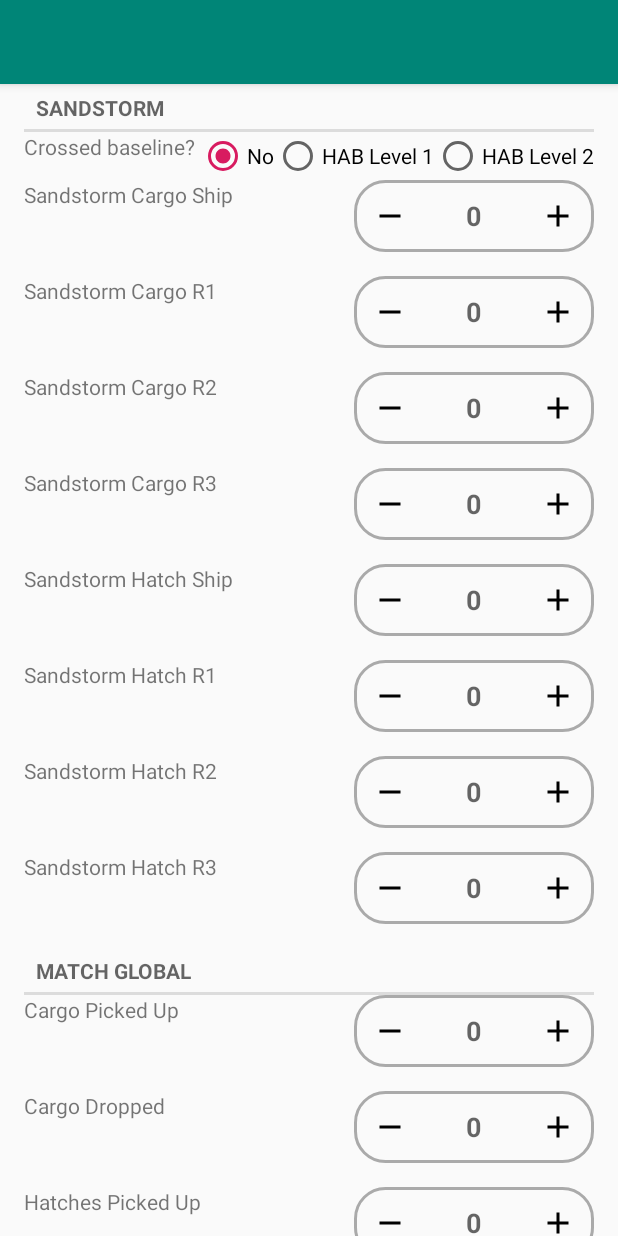
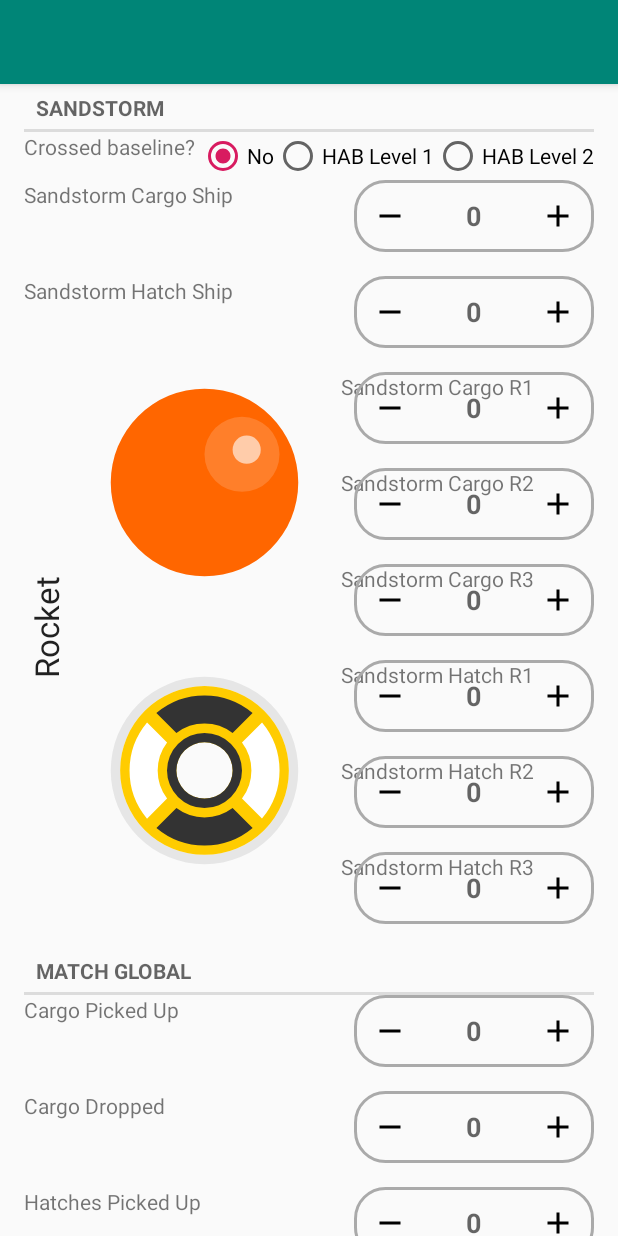
Before and after one commit to RoboRebelsScouting/MatchAppNeo2019, an Android app: the SandstormFragment screen opened directly, with no data from a screen before it, on a phone screen of 412 x 824 dp. Run offline under Robolectric (Android 15) with nearby library versions, the phone set to English and light mode, and no system bars.

Commit message:
Added cargo and hatch icons to form

```diff
--- /dev/null
+++ b/app/src/main/java/com/walpolerobotics/scouting/matchappneo2019/view/VerticalTextView.java
@@ -0,0 +1,44 @@
+package com.walpolerobotics.scouting.matchappneo2019.view;
+
+import android.content.Context;
+import android.graphics.Canvas;
+import android.support.v7.widget.AppCompatTextView;
+import android.util.AttributeSet;
+
+public class VerticalTextView extends AppCompatTextView {
+    final boolean topDown = false;
+
+    public VerticalTextView(Context context, AttributeSet attrs) {
+        super(context, attrs);
+        /*final int gravity = getGravity();
+        if (Gravity.isVertical(gravity) && (gravity & Gravity.VERTICAL_GRAVITY_MASK) == Gravity.BOTTOM) {
+            setGravity((gravity & Gravity.HORIZONTAL_GRAVITY_MASK) | Gravity.TOP);
+            topDown = false;
+        } else
+            topDown = true;*/
+    }
+
+    @Override
+    protected void onMeasure(int widthMeasureSpec, int heightMeasureSpec) {
+        super.onMeasure(heightMeasureSpec, widthMeasureSpec);
+        setMeasuredDimension(getMeasuredHeight(), getMeasuredWidth());
+    }
+
+    @Override
+    protected boolean setFrame(int l, int t, int r, int b) {
+        return super.setFrame(l, t, l + (b - t), t + (r - l));
+    }
+
+    @Override
+    public void draw(Canvas canvas) {
+        if (topDown) {
+            canvas.translate(getHeight(), 0);
+            canvas.rotate(90);
+        } else {
+            canvas.translate(0, getWidth());
+            canvas.rotate(-90);
+        }
+        canvas.clipRect(0, 0, getWidth(), getHeight(), android.graphics.Region.Op.REPLACE);
+        super.draw(canvas);
+    }
+}
--- /dev/null
+++ b/app/src/main/res/drawable/ic_cargo.xml
@@ -0,0 +1,27 @@
+<vector xmlns:android="http://schemas.android.com/apk/res/android"
+    android:width="24dp"
+    android:height="24dp"
+    android:viewportWidth="6.35"
+    android:viewportHeight="6.3500004">
+  <path
+      android:pathData="M3.175,3.17499m-2.64583,0a2.64583,2.64583 0,1 1,5.29167 0a2.64583,2.64583 0,1 1,-5.29167 0"
+      android:strokeAlpha="1"
+      android:strokeWidth="0.26511249"
+      android:fillColor="#ff6600"
+      android:strokeColor="#00000000"
+      android:fillAlpha="1"/>
+  <path
+      android:pathData="M4.23333,2.38123m-1.05833,0a1.05833,1.05833 0,1 1,2.11667 0a1.05833,1.05833 0,1 1,-2.11667 0"
+      android:strokeAlpha="1"
+      android:strokeWidth="0.26511249"
+      android:fillColor="#ff7f2a"
+      android:strokeColor="#00000000"
+      android:fillAlpha="1"/>
+  <path
+      android:pathData="M4.36562,2.24893m-0.39687,0a0.39687,0.39687 0,1 1,0.79375 0a0.39687,0.39687 0,1 1,-0.79375 0"
+      android:strokeAlpha="1"
+      android:strokeWidth="0.26511249"
+      android:fillColor="#ffccaa"
+      android:strokeColor="#00000000"
+      android:fillAlpha="1"/>
+</vector>
--- /dev/null
+++ b/app/src/main/res/drawable/ic_hatch.xml
@@ -0,0 +1,41 @@
+<vector xmlns:android="http://schemas.android.com/apk/res/android"
+    android:width="24dp"
+    android:height="24dp"
+    android:viewportWidth="6.35"
+    android:viewportHeight="6.3500004">
+  <path
+      android:pathData="M3.175,0.52917A2.64583,2.64583 0,0 0,0.52917 3.175A2.64583,2.64583 0,0 0,3.175 5.82083A2.64583,2.64583 0,0 0,5.82083 3.175A2.64583,2.64583 0,0 0,3.175 0.52917zM3.175,0.79375A2.38125,2.38125 0,0 1,5.55625 3.175A2.38125,2.38125 0,0 1,3.175 5.55625A2.38125,2.38125 0,0 1,0.79375 3.175A2.38125,2.38125 0,0 1,3.175 0.79375z"
+      android:strokeAlpha="1"
+      android:strokeWidth="1.00199997"
+      android:fillColor="#e6e6e6"
+      android:strokeColor="#00000000"
+      android:fillAlpha="1"/>
+  <path
+      android:pathData="M3.175,0.79375A2.38125,2.38125 0,0 0,0.79375 3.175A2.38125,2.38125 0,0 0,3.175 5.55625A2.38125,2.38125 0,0 0,5.55625 3.175A2.38125,2.38125 0,0 0,3.175 0.79375zM3.175,2.38125A0.79375,0.79375 0,0 1,3.96875 3.175A0.79375,0.79375 0,0 1,3.175 3.96875A0.79375,0.79375 0,0 1,2.38125 3.175A0.79375,0.79375 0,0 1,3.175 2.38125z"
+      android:strokeAlpha="1"
+      android:strokeWidth="1.00199997"
+      android:fillColor="#ffcc00"
+      android:strokeColor="#00000000"
+      android:fillAlpha="1"/>
+  <path
+      android:pathData="M3.175,1.05833A2.11667,2.11667 0,0 0,1.81643 1.55184L2.38228,2.1177A1.32292,1.32292 0,0 1,3.175 1.85208A1.32292,1.32292 0,0 1,3.96772 2.1177L4.53202,1.55339A2.11667,2.11667 0,0 0,3.175 1.05833zM2.38228,4.2323L1.81798,4.79661A2.11667,2.11667 0,0 0,3.175 5.29167A2.11667,2.11667 0,0 0,4.53357 4.79816L3.96772,4.2323A1.32292,1.32292 0,0 1,3.175 4.49792A1.32292,1.32292 0,0 1,2.38228 4.2323z"
+      android:strokeAlpha="1"
+      android:strokeWidth="1.00199997"
+      android:fillColor="#333333"
+      android:strokeColor="#00000000"
+      android:fillAlpha="1"/>
+  <path
+      android:pathData="M3.175,2.11667A1.05833,1.05833 0,0 0,2.11667 3.175A1.05833,1.05833 0,0 0,3.175 4.23333A1.05833,1.05833 0,0 0,4.23333 3.175A1.05833,1.05833 0,0 0,3.175 2.11667zM3.175,2.38125A0.79375,0.79375 0,0 1,3.96875 3.175A0.79375,0.79375 0,0 1,3.175 3.96875A0.79375,0.79375 0,0 1,2.38125 3.175A0.79375,0.79375 0,0 1,3.175 2.38125z"
+      android:strokeAlpha="1"
+      android:strokeWidth="1.00199997"
+      android:fillColor="#333333"
+      android:strokeColor="#00000000"
+      android:fillAlpha="1"/>
+  <path
+      android:pathData="m1.05936,3.17603a2.11667,2.11667 0,0 0,0.49351 1.35857l0.56586,-0.56586a1.32292,1.32292 0,0 1,-0.26562 -0.79271,1.32292 1.32292,0 0,1 0.26562,-0.79272l-0.56431,-0.56431a2.11667,2.11667 0,0 0,-0.49506 1.35703zM4.23333,3.96875 L4.79763,4.53305a2.11667,2.11667 0,0 0,0.49506 -1.35702,2.11667 2.11667,0 0,0 -0.49351,-1.35858l-0.56585,0.56586a1.32292,1.32292 0,0 1,0.26561 0.79272,1.32292 1.32292,0 0,1 -0.26561,0.79271z"
+      android:strokeAlpha="1"
+      android:strokeWidth="0.26511249"
+      android:fillColor="#ffffff"
+      android:strokeColor="#00000000"
+      android:fillAlpha="1"/>
+</vector>
--- a/app/src/main/res/layout/fragment_sandstorm.xml
+++ b/app/src/main/res/layout/fragment_sandstorm.xml
@@ -69,12 +69,61 @@
         app:layout_constraintTop_toTopOf="@+id/scscLabel" />
 
     <TextView
+        android:id="@+id/scshLabel"
+        android:layout_width="wrap_content"
+        android:layout_height="wrap_content"
+        android:text="@string/scsh"
+        app:layout_constraintStart_toStartOf="parent"
+        app:layout_constraintTop_toBottomOf="@+id/scscInput" />
+
+    <com.walpolerobotics.scouting.matchappneo2019.widget.Counter
+        android:id="@+id/scshInput"
+        android:layout_width="160dp"
+        android:layout_height="wrap_content"
+        android:paddingBottom="@dimen/padding"
+        app:layout_constraintEnd_toEndOf="parent"
+        app:layout_constraintTop_toTopOf="@+id/scshLabel" />
+
+    <com.walpolerobotics.scouting.matchappneo2019.view.VerticalTextView
+        android:id="@+id/rocketLabel"
+        android:layout_width="wrap_content"
+        android:layout_height="wrap_content"
+        android:text="@string/rocket"
+        android:textAppearance="@style/TextAppearance.AppCompat.Large"
+        app:layout_constraintStart_toStartOf="parent"
+        app:layout_constraintTop_toTopOf="@+id/scr1Label"
+        app:layout_constraintBottom_toBottomOf="@+id/shr3Label"/>
+
+    <ImageView
+        android:id="@+id/cargoIcon"
+        android:layout_width="182dp"
+        android:layout_height="150dp"
+        android:paddingStart="@dimen/padding"
+        android:paddingEnd="@dimen/padding"
+        android:src="@drawable/ic_cargo"
+        app:layout_constraintStart_toEndOf="@id/rocketLabel"
+        app:layout_constraintTop_toTopOf="@+id/scr1Label"
+        app:layout_constraintBottom_toBottomOf="@+id/scr3Label"/>
+
+    <ImageView
+        android:id="@+id/hatchIcon"
+        android:layout_width="182dp"
+        android:layout_height="150dp"
+        android:paddingStart="@dimen/padding"
+        android:paddingEnd="@dimen/padding"
+        android:src="@drawable/ic_hatch"
+        app:layout_constraintStart_toEndOf="@id/rocketLabel"
+        app:layout_constraintTop_toTopOf="@+id/shr1Label"
+        app:layout_constraintBottom_toBottomOf="@+id/shr3Label"/>
+
+    <TextView
         android:id="@+id/scr1Label"
         android:layout_width="wrap_content"
         android:layout_height="wrap_content"
+        android:gravity="bottom"
         android:text="@string/scr1"
-        app:layout_constraintStart_toStartOf="parent"
-        app:layout_constraintTop_toBottomOf="@+id/scscInput" />
+        app:layout_constraintStart_toEndOf="@id/cargoIcon"
+        app:layout_constraintTop_toBottomOf="@+id/scshInput" />
 
     <com.walpolerobotics.scouting.matchappneo2019.widget.Counter
         android:id="@+id/scr1Input"
@@ -89,7 +138,7 @@
         android:layout_width="wrap_content"
         android:layout_height="wrap_content"
         android:text="@string/scr2"
-        app:layout_constraintStart_toStartOf="parent"
+        app:layout_constraintStart_toEndOf="@id/cargoIcon"
         app:layout_constraintTop_toBottomOf="@+id/scr1Input" />
 
     <com.walpolerobotics.scouting.matchappneo2019.widget.Counter
@@ -105,7 +154,7 @@
         android:layout_width="wrap_content"
         android:layout_height="wrap_content"
         android:text="@string/scr3"
-        app:layout_constraintStart_toStartOf="parent"
+        app:layout_constraintStart_toEndOf="@id/cargoIcon"
         app:layout_constraintTop_toBottomOf="@+id/scr2Input" />
 
     <com.walpolerobotics.scouting.matchappneo2019.widget.Counter
@@ -117,28 +166,12 @@
         app:layout_constraintTop_toTopOf="@+id/scr3Label" />
 
     <TextView
-        android:id="@+id/scshLabel"
-        android:layout_width="wrap_content"
-        android:layout_height="wrap_content"
-        android:text="@string/scsh"
-        app:layout_constraintStart_toStartOf="parent"
-        app:layout_constraintTop_toBottomOf="@+id/scr3Input" />
-
-    <com.walpolerobotics.scouting.matchappneo2019.widget.Counter
-        android:id="@+id/scshInput"
-        android:layout_width="160dp"
-        android:layout_height="wrap_content"
-        android:paddingBottom="@dimen/padding"
-        app:layout_constraintEnd_toEndOf="parent"
-        app:layout_constraintTop_toTopOf="@+id/scshLabel" />
-
-    <TextView
         android:id="@+id/shr1Label"
         android:layout_width="wrap_content"
         android:layout_height="wrap_content"
         android:text="@string/shr1"
-        app:layout_constraintStart_toStartOf="parent"
-        app:layout_constraintTop_toBottomOf="@+id/scshInput" />
+        app:layout_constraintStart_toEndOf="@id/hatchIcon"
+        app:layout_constraintTop_toBottomOf="@+id/scr3Input" />
 
     <com.walpolerobotics.scouting.matchappneo2019.widget.Counter
         android:id="@+id/shr1Input"
@@ -153,7 +186,7 @@
         android:layout_width="wrap_content"
         android:layout_height="wrap_content"
         android:text="@string/shr2"
-        app:layout_constraintStart_toStartOf="parent"
+        app:layout_constraintStart_toEndOf="@id/hatchIcon"
         app:layout_constraintTop_toBottomOf="@+id/shr1Input" />
 
     <com.walpolerobotics.scouting.matchappneo2019.widget.Counter
@@ -169,7 +202,7 @@
         android:layout_width="wrap_content"
         android:layout_height="wrap_content"
         android:text="@string/shr3"
-        app:layout_constraintStart_toStartOf="parent"
+        app:layout_constraintStart_toEndOf="@id/hatchIcon"
         app:layout_constraintTop_toBottomOf="@+id/shr2Input" />
 
     <com.walpolerobotics.scouting.matchappneo2019.widget.Counter
--- a/app/src/main/res/layout/fragment_tele_op.xml
+++ b/app/src/main/res/layout/fragment_tele_op.xml
@@ -33,12 +33,60 @@
         app:layout_constraintTop_toTopOf="@+id/tcscLabel" />
 
     <TextView
+        android:id="@+id/tcshLabel"
+        android:layout_width="wrap_content"
+        android:layout_height="wrap_content"
+        android:text="@string/tcsh"
+        app:layout_constraintStart_toStartOf="parent"
+        app:layout_constraintTop_toBottomOf="@+id/tcscInput" />
+
+    <com.walpolerobotics.scouting.matchappneo2019.widget.Counter
+        android:id="@+id/tcshInput"
+        android:layout_width="160dp"
+        android:layout_height="wrap_content"
+        android:paddingBottom="@dimen/padding"
+        app:layout_constraintEnd_toEndOf="parent"
+        app:layout_constraintTop_toTopOf="@+id/tcshLabel" />
+
+    <com.walpolerobotics.scouting.matchappneo2019.view.VerticalTextView
+        android:id="@+id/rocketLabel"
+        android:layout_width="wrap_content"
+        android:layout_height="wrap_content"
+        android:text="@string/rocket"
+        android:textAppearance="@style/TextAppearance.AppCompat.Large"
+        app:layout_constraintStart_toStartOf="parent"
+        app:layout_constraintTop_toTopOf="@+id/tcr1Label"
+        app:layout_constraintBottom_toBottomOf="@+id/thr3Label"/>
+
+    <ImageView
+        android:id="@+id/cargoIcon"
+        android:layout_width="182dp"
+        android:layout_height="150dp"
+        android:paddingStart="@dimen/padding"
+        android:paddingEnd="@dimen/padding"
+        android:src="@drawable/ic_cargo"
+        app:layout_constraintStart_toEndOf="@id/rocketLabel"
+        app:layout_constraintTop_toTopOf="@+id/tcr1Label"
+        app:layout_constraintBottom_toBottomOf="@+id/tcr3Label"/>
+
+    <ImageView
+        android:id="@+id/hatchIcon"
+        android:layout_width="182dp"
+        android:layout_height="150dp"
+        android:paddingStart="@dimen/padding"
+        android:paddingEnd="@dimen/padding"
+        android:src="@drawable/ic_hatch"
+        app:layout_constraintStart_toEndOf="@id/rocketLabel"
+        app:layout_constraintTop_toTopOf="@+id/thr1Label"
+        app:layout_constraintBottom_toBottomOf="@+id/thr3Label"/>
+
+    <TextView
         android:id="@+id/tcr1Label"
         android:layout_width="wrap_content"
         android:layout_height="wrap_content"
         android:text="@string/tcr1"
-        app:layout_constraintStart_toStartOf="parent"
-        app:layout_constraintTop_toBottomOf="@+id/tcscInput" />
+        app:layout_constraintStart_toEndOf="@id/cargoIcon"
+        app:layout_constraintTop_toBottomOf="@+id/tcshInput" />
 
     <com.walpolerobotics.scouting.matchappneo2019.widget.Counter
         android:id="@+id/tcr1Input"
@@ -53,7 +101,7 @@
         android:layout_width="wrap_content"
         android:layout_height="wrap_content"
         android:text="@string/tcr2"
-        app:layout_constraintStart_toStartOf="parent"
+        app:layout_constraintStart_toEndOf="@id/cargoIcon"
         app:layout_constraintTop_toBottomOf="@+id/tcr1Input" />
 
     <com.walpolerobotics.scouting.matchappneo2019.widget.Counter
@@ -69,7 +117,7 @@
         android:layout_width="wrap_content"
         android:layout_height="wrap_content"
         android:text="@string/tcr3"
-        app:layout_constraintStart_toStartOf="parent"
+        app:layout_constraintStart_toEndOf="@id/cargoIcon"
         app:layout_constraintTop_toBottomOf="@+id/tcr2Input" />
 
     <com.walpolerobotics.scouting.matchappneo2019.widget.Counter
@@ -81,28 +129,12 @@
         app:layout_constraintTop_toTopOf="@+id/tcr3Label" />
 
     <TextView
-        android:id="@+id/tcshLabel"
-        android:layout_width="wrap_content"
-        android:layout_height="wrap_content"
-        android:text="@string/tcsh"
-        app:layout_constraintStart_toStartOf="parent"
-        app:layout_constraintTop_toBottomOf="@+id/tcr3Input" />
-
-    <com.walpolerobotics.scouting.matchappneo2019.widget.Counter
-        android:id="@+id/tcshInput"
-        android:layout_width="160dp"
-        android:layout_height="wrap_content"
-        android:paddingBottom="@dimen/padding"
-        app:layout_constraintEnd_toEndOf="parent"
-        app:layout_constraintTop_toTopOf="@+id/tcshLabel" />
-
-    <TextView
         android:id="@+id/thr1Label"
         android:layout_width="wrap_content"
         android:layout_height="wrap_content"
         android:text="@string/thr1"
-        app:layout_constraintStart_toStartOf="parent"
-        app:layout_constraintTop_toBottomOf="@+id/tcshInput" />
+        app:layout_constraintStart_toEndOf="@id/hatchIcon"
+        app:layout_constraintTop_toBottomOf="@+id/tcr3Input" />
 
     <com.walpolerobotics.scouting.matchappneo2019.widget.Counter
         android:id="@+id/thr1Input"
@@ -117,7 +149,7 @@
         android:layout_width="wrap_content"
         android:layout_height="wrap_content"
         android:text="@string/thr2"
-        app:layout_constraintStart_toStartOf="parent"
+        app:layout_constraintStart_toEndOf="@id/hatchIcon"
         app:layout_constraintTop_toBottomOf="@+id/thr1Input" />
 
     <com.walpolerobotics.scouting.matchappneo2019.widget.Counter
@@ -133,7 +165,7 @@
         android:layout_width="wrap_content"
         android:layout_height="wrap_content"
         android:text="@string/thr3"
-        app:layout_constraintStart_toStartOf="parent"
+        app:layout_constraintStart_toEndOf="@id/hatchIcon"
         app:layout_constraintTop_toBottomOf="@+id/thr2Input" />
 
     <com.walpolerobotics.scouting.matchappneo2019.widget.Counter
--- a/app/src/main/res/values/strings.xml
+++ b/app/src/main/res/values/strings.xml
@@ -9,6 +9,9 @@
     <string name="none">None</string>
 
     <string name="robot_position_indicator">This tablet is assigned to scout %1$s</string>
+
+    <string name="rocket">Rocket</string>
+    <string name="cs">Cargo Ship</string>
 
     <string name="sandstorm">Sandstorm</string>
     <string name="teleop">Tele-Op</string>
```
